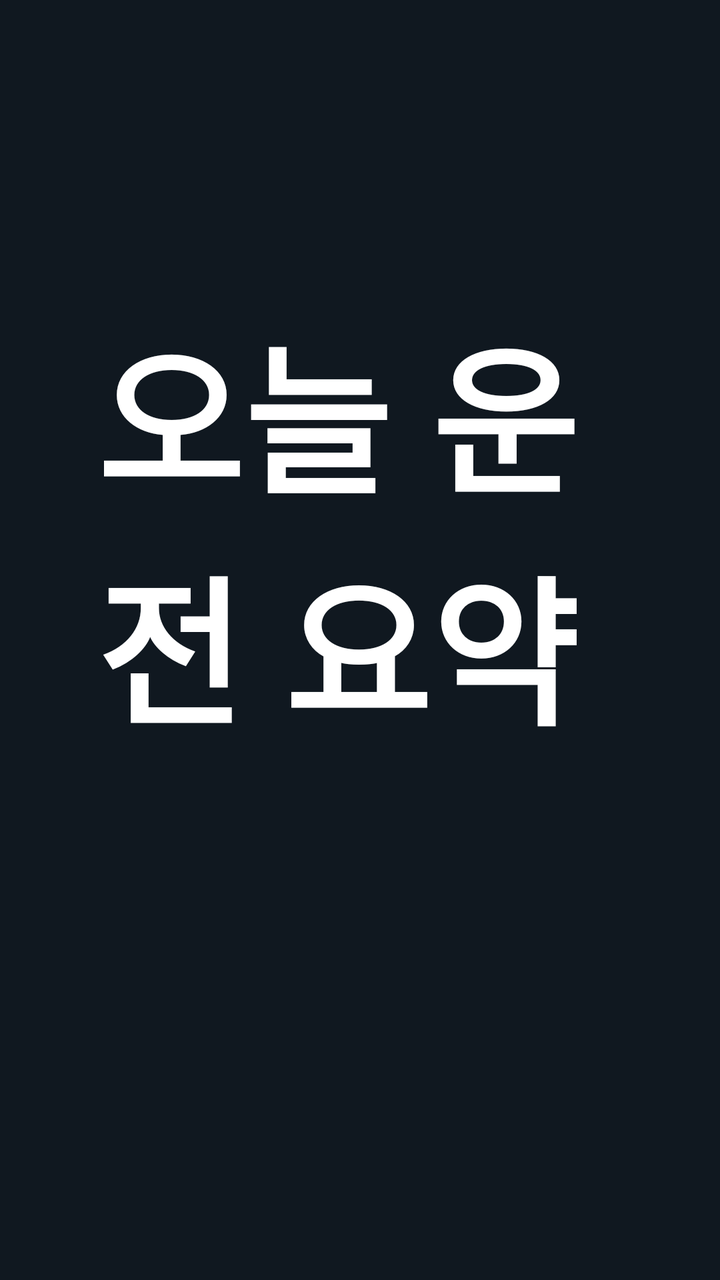
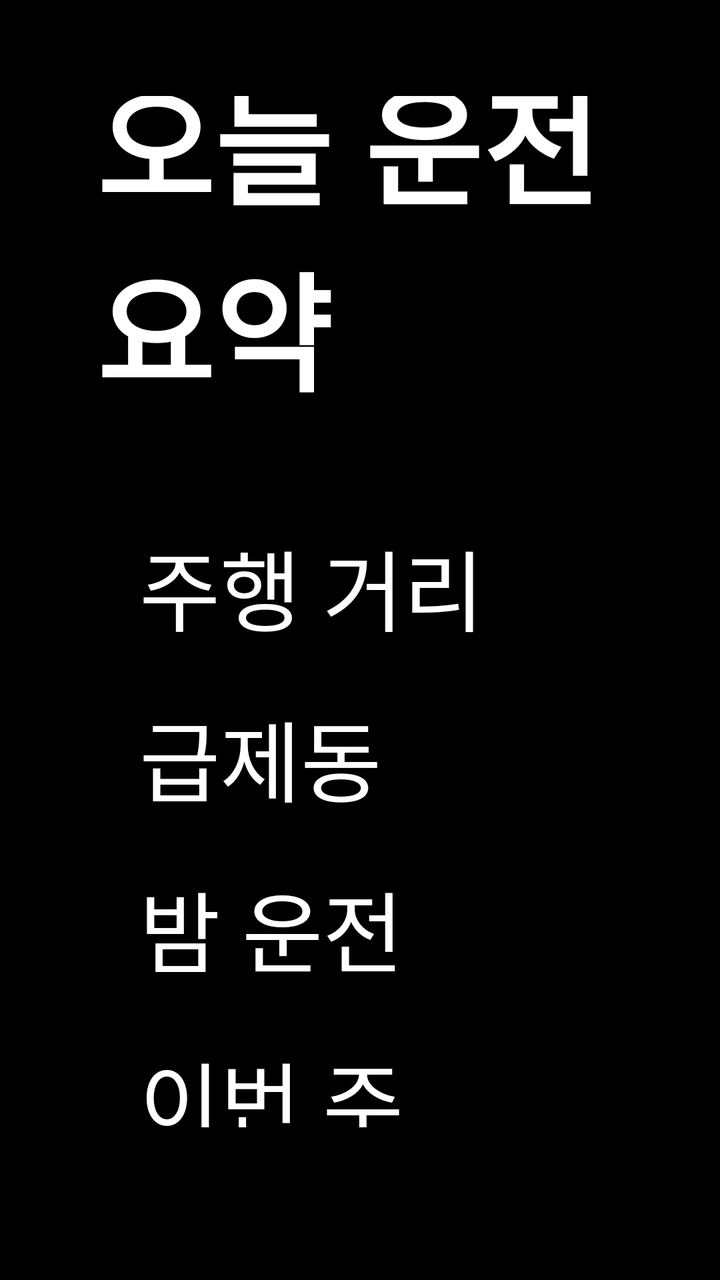

An Android layout rendered at two revisions. The XML below is the earlier revision; the diff shows what the commit changed to produce the second picture.
<!-- AndroidManifest.xml: application theme Theme.AnsimDrive -->
<!-- res/layout/fragment_parked.xml -->
<?xml version="1.0" encoding="utf-8"?>
<LinearLayout xmlns:android="http://schemas.android.com/apk/res/android"
    android:layout_width="match_parent"
    android:layout_height="match_parent"
    android:background="@color/bg_parked"
    android:gravity="center"
    android:orientation="vertical"
    android:padding="48dp">

    <TextView
        android:layout_width="wrap_content"
        android:layout_height="wrap_content"
        android:text="@string/parked_title"
        android:textColor="@color/text_main"
        android:textSize="80sp"
        android:textStyle="bold" />

    <TextView
        android:id="@+id/summary"
        android:layout_width="wrap_content"
        android:layout_height="wrap_content"
        android:layout_marginTop="32dp"
        android:lineSpacingExtra="20dp"
        android:textColor="@color/text_main"
        android:textSize="60sp" />
</LinearLayout>
<!-- resources referenced by this layout -->
<resources>
  <color name="bg_parked">#FF101820</color>
  <color name="text_main">#FFFFFFFF</color>
  <string name="parked_title">오늘 운전 요약</string>
  <style name="Theme.AnsimDrive" parent="Theme.AppCompat.NoActionBar">
          <item name="android:windowBackground">@color/bg_dark</item>
          <item name="android:statusBarColor">@color/bg_dark</item>
      </style>
  <color name="bg_dark">#FF000000</color>
</resources>

<!-- the commit's change to res/layout/fragment_parked.xml (unified diff, before → after) -->
@@ -2,7 +2,7 @@
 <LinearLayout xmlns:android="http://schemas.android.com/apk/res/android"
     android:layout_width="match_parent"
     android:layout_height="match_parent"
-    android:background="@color/bg_parked"
+    android:background="@color/bg_dark"
     android:gravity="center"
     android:orientation="vertical"
     android:padding="48dp">
@@ -12,15 +12,41 @@
         android:layout_height="wrap_content"
         android:text="@string/parked_title"
         android:textColor="@color/text_main"
-        android:textSize="80sp"
+        android:textSize="64sp"
         android:textStyle="bold" />
 
-    <TextView
-        android:id="@+id/summary"
+    <TableLayout
         android:layout_width="wrap_content"
         android:layout_height="wrap_content"
-        android:layout_marginTop="32dp"
-        android:lineSpacingExtra="20dp"
+        android:layout_marginTop="40dp"
+        android:layout_gravity="center_horizontal">
+
+        <TableRow>
+            <TextView style="@style/SummaryLabel" android:text="@string/summary_distance" />
+            <TextView android:id="@+id/distance" style="@style/SummaryValue" />
+        </TableRow>
+
+        <TableRow>
+            <TextView style="@style/SummaryLabel" android:text="@string/summary_hard_brakes" />
+            <TextView android:id="@+id/hardBrakes" style="@style/SummaryValue" />
+        </TableRow>
+
+        <TableRow>
+            <TextView style="@style/SummaryLabel" android:text="@string/summary_night" />
+            <TextView android:id="@+id/night" style="@style/SummaryValue" />
+        </TableRow>
+
+        <TableRow>
+            <TextView style="@style/SummaryLabel" android:text="@string/summary_week" />
+            <TextView android:id="@+id/week" style="@style/SummaryValue" />
+        </TableRow>
+    </TableLayout>
+
+    <TextView
+        android:id="@+id/familySharing"
+        android:layout_width="wrap_content"
+        android:layout_height="wrap_content"
+        android:layout_marginTop="48dp"
         android:textColor="@color/text_main"
-        android:textSize="60sp" />
+        android:textSize="32sp" />
 </LinearLayout>
<!-- resource entries referenced after the edit -->
@@ -1,8 +1,24 @@
 <!-- resources referenced by this layout -->
 <resources>
-  <color name="bg_parked">#FF101820</color>
   <color name="text_main">#FFFFFFFF</color>
   <string name="parked_title">오늘 운전 요약</string>
+  <string name="summary_distance">주행 거리</string>
+  <string name="summary_hard_brakes">급제동</string>
+  <string name="summary_night">밤 운전</string>
+  <string name="summary_week">이번 주</string>
+  <style name="SummaryLabel">
+          <item name="android:layout_width">wrap_content</item>
+          <item name="android:layout_height">wrap_content</item>
+          <item name="android:paddingEnd">48dp</item>
+          <item name="android:paddingVertical">8dp</item>
+          <item name="android:textColor">@color/text_main</item>
+          <item name="android:textSize">44sp</item>
+      </style>
+  <style name="SummaryValue" parent="SummaryLabel">
+          <item name="android:paddingEnd">0dp</item>
+          <item name="android:textSize">52sp</item>
+          <item name="android:textStyle">bold</item>
+      </style>
   <style name="Theme.AnsimDrive" parent="Theme.AppCompat.NoActionBar">
           <item name="android:windowBackground">@color/bg_dark</item>
           <item name="android:statusBarColor">@color/bg_dark</item>
